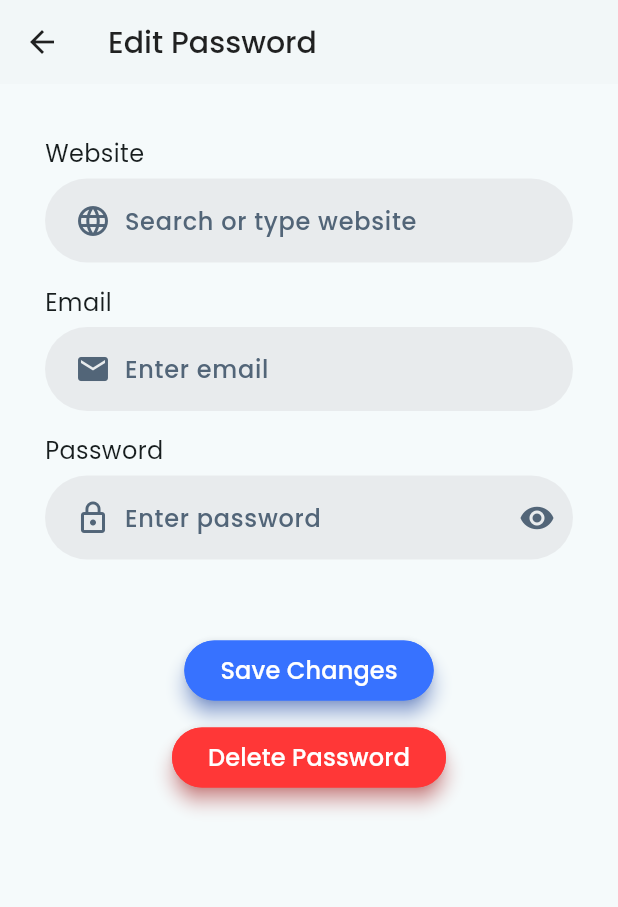
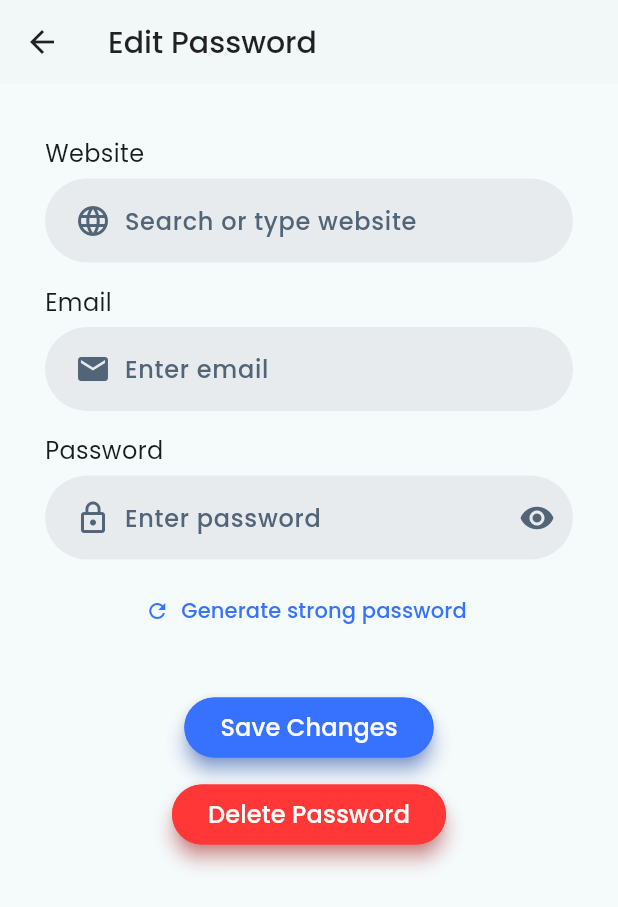
Before and after one commit to casiana2075/Password-Vault-Pro, a Flutter app: the EditPasswordPage screen opened directly with empty values, on a phone screen of 412 x 824 dp. Shown: the top 907 px of the screen. Run offline on Flutter 3.47's test engine with Material 3 defaults, Android fonts, the phone set to English and light mode, and no system bars; our stand-ins replace flutter_svg, google_fonts, local_auth; network calls fail.

Commit message:
generate strong randomized passwords(add/modify)

```diff
--- a/projects/lib/EditPasswordPage.dart
+++ b/projects/lib/EditPasswordPage.dart
@@ -2,6 +2,8 @@ import 'package:flutter/material.dart';
 import 'package:projects/Model/password.dart';
 import 'package:projects/PasswordField.dart';
 import 'package:projects/services/api_service.dart';
+import 'package:projects/utils/password_generator.dart';
+
 
 class EditPasswordPage extends StatefulWidget {
   final Password password;
@@ -73,9 +75,26 @@ class _EditPasswordPageState extends State<EditPasswordPage> {
               _formTextField("Enter email", Icons.email, emailController),
               _formHeading("Password"),
               PasswordField(
-                hintText : "Enter password", icon: Icons.lock_outline, controller: passwordController),
+                hintText: "Enter password",
+                icon: Icons.lock_outline,
+                controller: passwordController,
+              ),
+              const SizedBox(height: 10),
+              TextButton.icon(
+                onPressed: () {
+                  final generated = generateStrongPassword();
+                  setState(() {
+                    passwordController.text = generated;
+                  });
+                },
+                icon: Icon(Icons.refresh, size: 16),
+                label: Text("Generate strong password"),
+                style: TextButton.styleFrom(
+                  foregroundColor: Color.fromARGB(255, 55, 114, 255),
+                ),
+              ),
               SizedBox(
-                height: 50,
+                height: 30,
               ),
               ElevatedButton(
                 style: ButtonStyle(
```
Also changed, not shown: projects/lib/AddModal.dart (+26 -10 lines), projects/lib/utils/password_generator.dart (added, +31 -0 lines).
